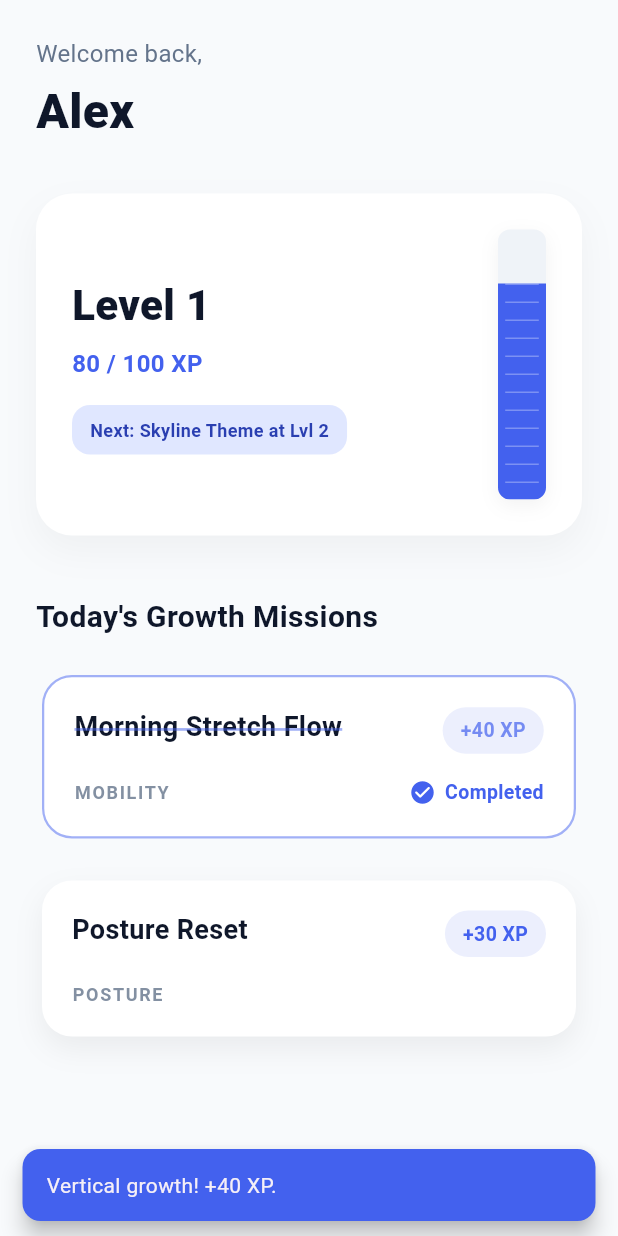
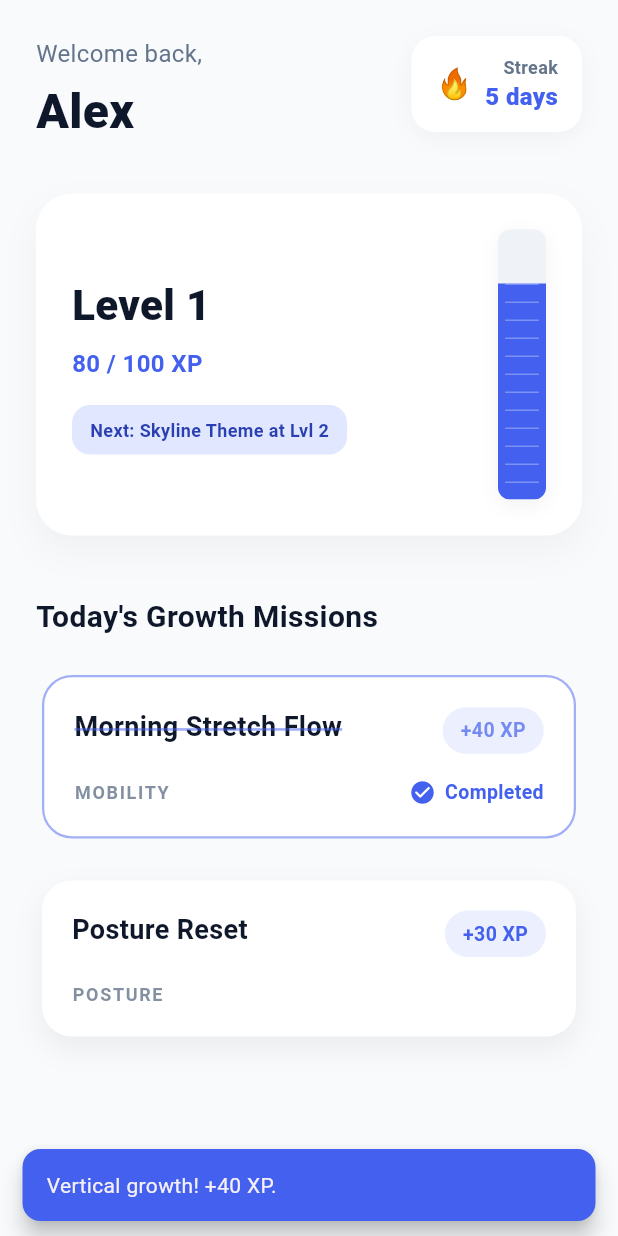
Before and after one commit to mxsty-cds/HeightMaxx, a Flutter app: the DashboardScreen screen opened directly, after a tap on "Morning Stretch Flow", on a phone screen of 412 x 824 dp. Run offline on Flutter 3.47's test engine with Material 3 defaults, Android fonts, the phone set to English and light mode, and no system bars; accounts and stored records are empty.

Commit message:
Added Streak back and cleaned UI

```diff
--- a/HeightMaxx/lib/models/xp_engine.dart
+++ b/HeightMaxx/lib/models/xp_engine.dart
@@ -7,7 +7,43 @@ class XpEngine {
   /// Applies a specific XP event (e.g., stretching, completing a task) to the user.
   UserProfile applyEvent(UserProfile user, XpEvent event) {
     // TODO: Optionally log 'event' to an analytics or history service here.
-    return addXp(user, event.xpAmount);
+
+    // Update streak based on consecutive daily activity
+    int newStreakDays = user.streakDays;
+    DateTime today = DateTime.now();
+    DateTime todayMidnight = DateTime(today.year, today.month, today.day);
+
+    if (user.lastActiveDate == null) {
+      // First activity ever
+      newStreakDays = 1;
+    } else {
+      DateTime lastActiveMidnight = DateTime(
+        user.lastActiveDate!.year,
+        user.lastActiveDate!.month,
+        user.lastActiveDate!.day,
+      );
+
+      final daysDifference = todayMidnight.difference(lastActiveMidnight).inDays;
+
+      if (daysDifference == 0) {
+        // Same day, streak continues unchanged
+        newStreakDays = user.streakDays;
+      } else if (daysDifference == 1) {
+        // Next consecutive day, increment streak
+        newStreakDays = user.streakDays + 1;
+      } else {
+        // Gap in activity, reset streak to 1
+        newStreakDays = 1;
+      }
+    }
+
+    UserProfile updatedUser = addXp(user, event.xpAmount);
+
+    // Update with streak and last active date
+    return updatedUser.copyWith(
+      streakDays: newStreakDays,
+      lastActiveDate: DateTime.now(),
+    );
   }
 
   /// Adds raw XP, handles level-ups, carries over overflow XP, and grants unlocks.
--- a/HeightMaxx/lib/screens/dashboard_screen.dart
+++ b/HeightMaxx/lib/screens/dashboard_screen.dart
@@ -36,13 +36,14 @@ class _DashboardScreenState extends State<DashboardScreen> with SingleTickerProv
   }
 
   void _loadMockData() {
-    _user = const UserProfile(
+    _user = UserProfile(
       id: 'usr_123',
       displayName: 'Alex',
       level: 1,
       currentXp: 40,
       xpToNextLevel: 100, // Based on new formula
       streakDays: 5,
+      lastActiveDate: DateTime.now().subtract(const Duration(days: 0)), // Today, to start streak
     );
 
     _tasks = [
@@ -159,12 +160,42 @@ class _DashboardScreenState extends State<DashboardScreen> with SingleTickerProv
   }
 
   Widget _buildHeader() {
-    return Column(
+    return Row(
+      mainAxisAlignment: MainAxisAlignment.spaceBetween,
       crossAxisAlignment: CrossAxisAlignment.start,
       children: [
-        const Text('Welcome back,', style: TextStyle(fontSize: 16, color: AppColors.textSecondary)),
-        const SizedBox(height: 4),
-        Text(_user.displayName, style: const TextStyle(fontSize: 32, fontWeight: FontWeight.w800, color: AppColors.textPrimary)),
+        Column(
+          crossAxisAlignment: CrossAxisAlignment.start,
+          children: [
+            const Text('Welcome back,', style: TextStyle(fontSize: 16, color: AppColors.textSecondary)),
+            const SizedBox(height: 4),
+            Text(_user.displayName, style: const TextStyle(fontSize: 32, fontWeight: FontWeight.w800, color: AppColors.textPrimary)),
+          ],
+        ),
+        // Streak display
+        Container(
+          padding: const EdgeInsets.symmetric(horizontal: 16, vertical: 12),
+          decoration: BoxDecoration(
+            color: AppColors.surface,
+            borderRadius: BorderRadius.circular(16),
+            boxShadow: [
+              BoxShadow(color: Colors.black.withAlpha((0.04 * 255).round()), blurRadius: 12, offset: const Offset(0, 4)),
+            ],
+          ),
+          child: Row(
+            children: [
+              const Text('🔥', style: TextStyle(fontSize: 20)),
+              const SizedBox(width: 8),
+              Column(
+                crossAxisAlignment: CrossAxisAlignment.end,
+                children: [
+                  const Text('Streak', style: TextStyle(fontSize: 12, fontWeight: FontWeight.w600, color: AppColors.textSecondary)),
+                  Text('${_user.streakDays} days', style: const TextStyle(fontSize: 16, fontWeight: FontWeight.w800, color: AppColors.accent)),
+                ],
+              ),
+            ],
+          ),
+        ),
       ],
     );
   }
```
Also changed, not shown: 2 other files.
